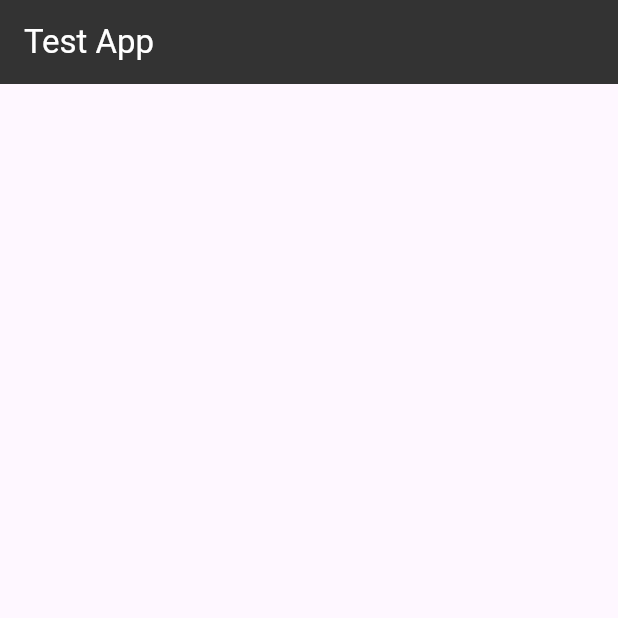
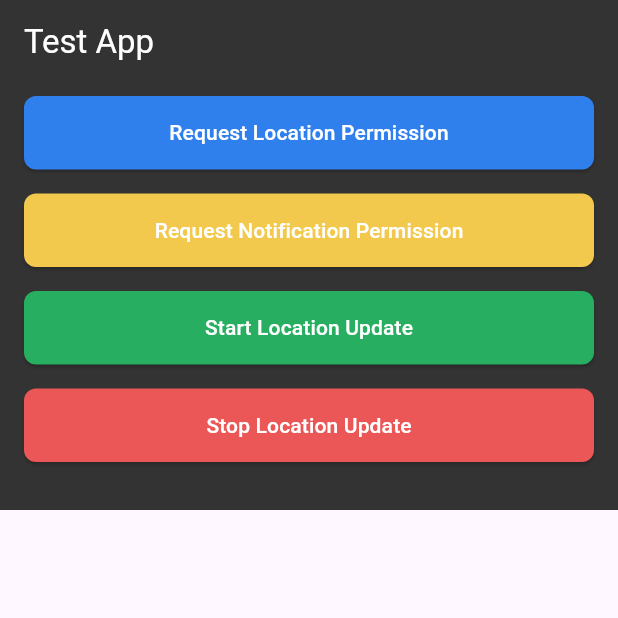
Before and after one commit to ejaz-ahamed/location_tracing_app, a Flutter app: the screen it shows after launch, on a phone screen of 412 x 824 dp, the top half of it. Run offline on Flutter 3.47's test engine with Material 3 defaults, Android fonts, the phone set to English and light mode, and no system bars; our stand-ins replace awesome_notifications, flutter_riverpod, freezed_annotation, geolocator, riverpod_annotation, shared_preferences; generated files the repository leaves out were written again.

Commit message:
modified homepage

```diff
--- a/lib/main.dart
+++ b/lib/main.dart
@@ -12,6 +12,7 @@
   Widget build(BuildContext context) {
     return MaterialApp(
       title: 'Flutter Demo',
+      debugShowCheckedModeBanner: false,
       theme: ThemeData(
         colorScheme: ColorScheme.fromSeed(seedColor: Colors.deepPurple),
         useMaterial3: true,
--- a/lib/view/home_page.dart
+++ b/lib/view/home_page.dart
@@ -1,10 +1,17 @@
+import 'dart:developer';
+
+import 'package:awesome_notifications/awesome_notifications.dart';
 import 'package:flutter/material.dart';
+import 'package:flutter_riverpod/flutter_riverpod.dart';
+import 'package:location_tracer_app/controller/loctaion_controller.dart';
+import 'package:location_tracer_app/controller/providers/location_provider.dart';
+import 'package:location_tracer_app/view/widgets/button_widget.dart';
 
-class HomePage extends StatelessWidget {
+class HomePage extends ConsumerWidget {
   const HomePage({super.key});
 
   @override
-  Widget build(BuildContext context) {
+  Widget build(BuildContext context, WidgetRef ref) {
     return Scaffold(
       appBar: AppBar(
         backgroundColor: const Color(0xff333333),
@@ -13,6 +20,120 @@ class HomePage extends StatelessWidget {
           style: TextStyle(color: Colors.white),
         ),
       ),
+      body: SingleChildScrollView(
+        child: Column(
+          children: [
+            Container(
+              padding: const EdgeInsets.only(bottom: 24),
+              color: const Color(0xff333333),
+              child: GridView(
+                physics: const ClampingScrollPhysics(),
+                shrinkWrap: true,
+                gridDelegate: const SliverGridDelegateWithMaxCrossAxisExtent(
+                    maxCrossAxisExtent: 430, mainAxisExtent: 65),
+                children: [
+                  ButtonWidget(
+                    buttonName: 'Request Location Permission',
+                    onPressed: () async {
+                      if (await isLocationEnabled()) {
+                        if (await requestLocationPermission()) {
+                          log('Location permission granted');
+                        } else {
+                          log('Location permission denied');
+                        }
+                      } else {
+                        log('Location not enabled');
+                      }
+                    },
+                    buttonColor: const Color(0xFF2f80ed),
+                  ),
+                  ButtonWidget(
+                    buttonName: 'Request Notification Permission',
+                    onPressed: () {
+                      {
+                        AwesomeNotifications()
+                            .requestPermissionToSendNotifications();
+                        log("Notification permission granted");
+                      }
+                    },
+                    buttonColor: const Color(0xFFf2c94c),
+                  ),
+                  ButtonWidget(
+                    buttonName: 'Start Location Update',
+                    onPressed: () async {
+                      if (await requestLocationPermission()) {
+                        /// Check if the app has permission
+                        Future.sync(() => showDialog(
+                              context: context,
+                              builder: ((context) {
+                                return AlertDialog(
+                                  title: const Text(
+                                    'Do you want to start location tracing',
+                                    style: TextStyle(fontSize: 20),
+                                  ),
+                                  actions: [
+                                    TextButton(
+                                        onPressed: (() {
+                                          Navigator.pop(context);
+                                        }),
+                                        child: const Text('No')),
+                                    TextButton(
+                                      onPressed: () {
+                                        ref
+                                            .read(locationProvider.notifier)
+                                            .startLocationTracing();
+                                        AwesomeNotifications()
+                                            .createNotification(
+                                          content: NotificationContent(
+                                            id: 1,
+                                            channelKey: 'location-update',
+                                            actionType: ActionType.Default,
+                                            title: 'Location updating started',
+                                          ),
+                                        );
+                                        Navigator.pop(context);
+                                      },
+                                      child: const Text('Yes'),
+                                    )
+                                  ],
+                                );
+                              }),
+                            ));
+                      } else {
+                        Future.sync(() => showDialog(
+                              context: context,
+                              builder: ((context) {
+                                return const AlertDialog(
+                                  title: Text('Alert'),
+                                  content: Text('Enable Location permission'),
+                                );
+                              }),
+                            ));
+                      }
+                    },
+                    buttonColor: const Color(0xFF27ae60),
+                  ),
+                  ButtonWidget(
+                    buttonName: 'Stop Location Update',
+                    onPressed: () {
+                      ref.read(locationProvider.notifier).stopLocationTracing();
+                      AwesomeNotifications().createNotification(
+                        content: NotificationContent(
+                          id: 2,
+                          channelKey: 'location-update',
+                          actionType: ActionType.Default,
+                          title: 'Location updating stoped',
+                        ),
+                      );
+                    },
+                    buttonColor: const Color(0xFFeb5757),
+                  ),
+                ],
+              ),
+            ),
+          ],
+        ),
+      ),
     );
   }
 }
```
